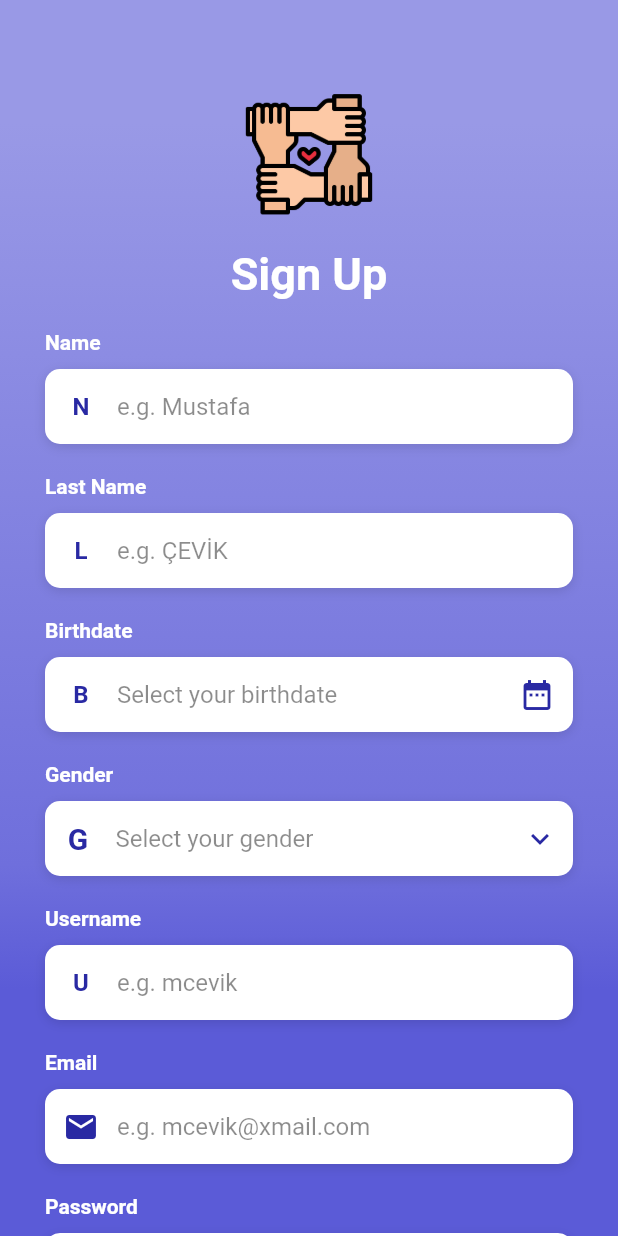
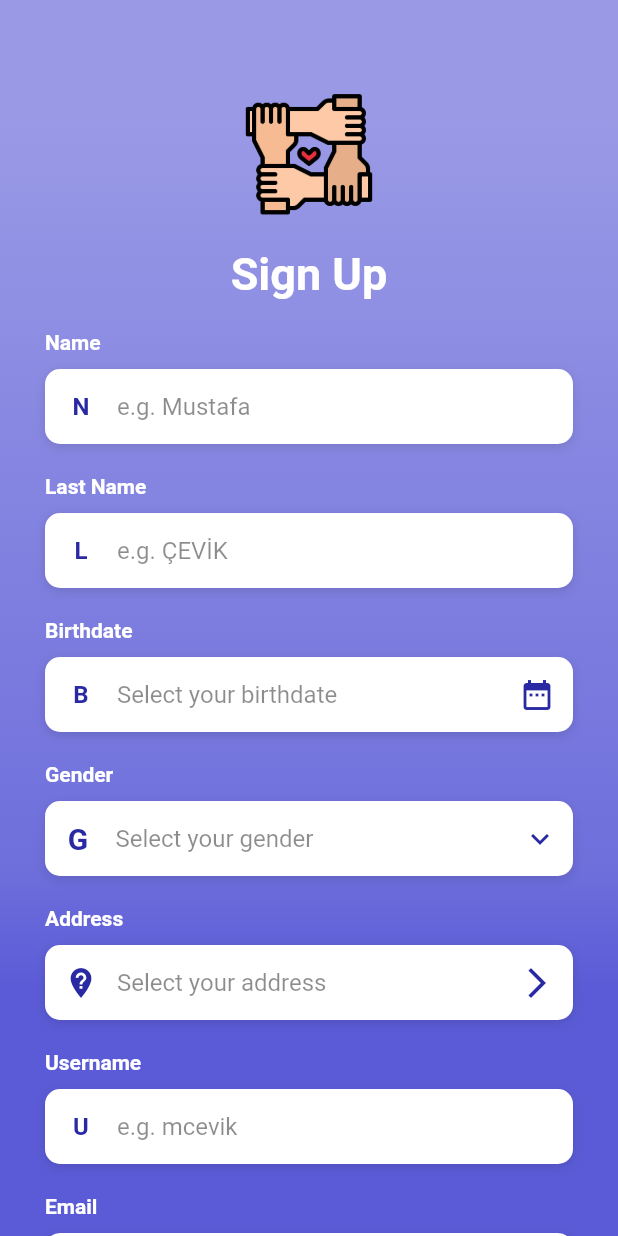
Before and after one commit to SolidarityProject/solidarity_flutter_ui, a Flutter app: the RegisterScreen screen opened by its route, on a phone screen of 412 x 824 dp. Run offline on Flutter 3.47's test engine with Material 2 defaults, Android fonts, the phone set to English and light mode, and no system bars; our stand-ins replace shared_preferences; accounts and stored records are empty.

Commit message:
Add address field -> register_screen, generate address_select_screen & route information.

```diff
--- a/lib/screens/register_screen.dart
+++ b/lib/screens/register_screen.dart
@@ -27,6 +27,7 @@ class _RegisterScreenState extends State<RegisterScreen>
   final _nameController = TextEditingController();
   final _lastNameController = TextEditingController();
   final _birthdateController = TextEditingController();
+  final _addressController = TextEditingController();
   final _emailController = TextEditingController();
   final _usernameController = TextEditingController();
   final _passwordController = TextEditingController();
@@ -121,6 +122,8 @@ class _RegisterScreenState extends State<RegisterScreen>
           _buildBirthdateTextFormField(),
           SizedBox(height: 20.0),
           _buildGenderDropDownField(),
+          SizedBox(height: 20.0),
+          _buildAddressTextFormField(),
           SizedBox(height: 20.0),
           _buildUsernameTextFormField(),
           SizedBox(height: 20.0),
@@ -226,6 +229,27 @@ class _RegisterScreenState extends State<RegisterScreen>
       themeColor: _themeData.accentColor,
       onChangedFunc: (_) => _dropDownGenderOnChanged(_),
       dropDownMenuItem: (_) => _dropDownGenderMenuItems(_),
+    );
+  }
+
+  Widget _buildAddressTextFormField() {
+    return LabelTextFormField(
+      formHeight: _formTFHeight,
+      autoValidateStatus: _autoValidateStatus,
+      readOnlyStatus: true,
+      labelText: "Address",
+      labelTextStyle: Styles.TF_LABEL_WHITE,
+      fieldTextStyle: Styles.BLACK_TEXT,
+      controller: _addressController,
+      maxLength: 50,
+      fieldDecoration: Styles.TF_BOXDEC,
+      icon: Icons.not_listed_location,
+      suffixIcon: Icons.arrow_forward_ios,
+      hintText: "Select your address",
+      hintStyle: Styles.TF_HINT,
+      themeColor: _themeData.accentColor,
+      onTapFunc: () => _addressOnTapFunc(),
+      validationMixin: (_) => validateBirthdate(_),
     );
   }
 
@@ -426,6 +450,10 @@ class _RegisterScreenState extends State<RegisterScreen>
     );
   }
 
+  Future<void> _addressOnTapFunc() async {
+    await Navigator.pushNamed(context, Constants.ROUTE_ADDRESSSELECT);
+  }
+
   Future<void> _datePicker() async {
     DateTime _dateNow = DateTime.now();
 
--- a/lib/utils/constants.dart
+++ b/lib/utils/constants.dart
@@ -1,5 +1,6 @@
 class Constants {
   static const String ROUTE_ACCOUNT = "/account";
+  static const String ROUTE_ADDRESSSELECT = "/addressselect";
   static const String ROUTE_CHANGEPASSWORD = "/changepassword";
   static const String ROUTE_HOME = "/home";
   static const String ROUTE_LOGIN = "/login";
--- a/lib/utils/routes.dart
+++ b/lib/utils/routes.dart
@@ -1,5 +1,6 @@
 import 'package:flutter/material.dart';
 import 'package:solidarity_flutter_ui/screens/account_screen.dart';
+import 'package:solidarity_flutter_ui/screens/address_select_screen.dart';
 import 'package:solidarity_flutter_ui/screens/change_password_screen.dart';
 import 'package:solidarity_flutter_ui/screens/home_screen.dart';
 import 'package:solidarity_flutter_ui/screens/login_screen.dart';
@@ -14,6 +15,8 @@ import 'package:solidarity_flutter_ui/utils/constants.dart';
 class Routes {
   static final routes = <String, WidgetBuilder>{
     Constants.ROUTE_ACCOUNT: (BuildContext context) => AccountScreen(),
+    Constants.ROUTE_ADDRESSSELECT: (BuildContext context) =>
+        AddressSelectScreen(),
     Constants.ROUTE_CHANGEPASSWORD: (BuildContext context) =>
         ChangePasswordScreen(),
     Constants.ROUTE_HOME: (BuildContext context) => HomeScreen(),
```
Also changed, not shown: lib/screens/address_select_screen.dart (added, +33 -0 lines).
